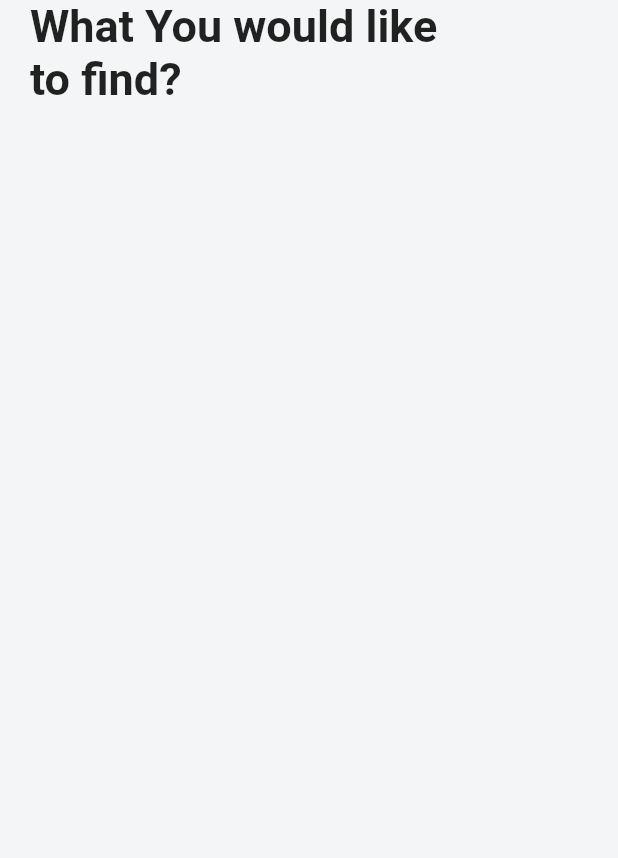
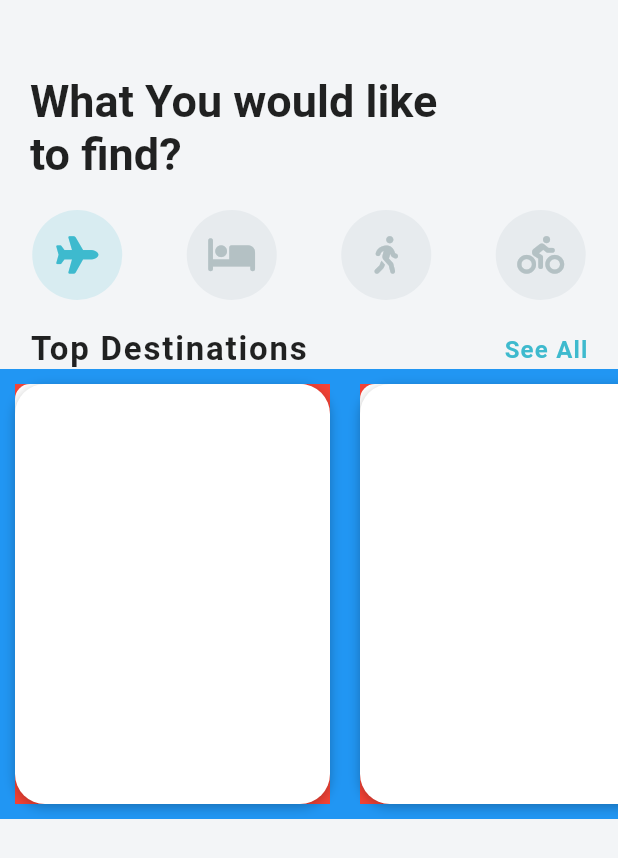
Before and after one commit to ontu001/bd_tour_app, a Flutter app: the screen it shows after launch, on a phone screen of 412 x 824 dp. Shown: the top 858 px of the screen. Run offline on Flutter 3.47's test engine with Material 2 defaults, Android fonts, the phone set to English and light mode, and no system bars; our stand-ins replace font_awesome_flutter.

Commit message:
few screen done

```diff
--- a/lib/main.dart
+++ b/lib/main.dart
@@ -12,8 +12,12 @@ class MyApp extends StatelessWidget {
       title: "Bangladeshi Travel Application",
       debugShowCheckedModeBanner: false,
       theme: ThemeData(
-        primaryColor: Color(0x3EBACE),
+        primaryColor: Color(0xFF3EBACE),
         scaffoldBackgroundColor: Color(0xFFF3F5F7),
+        colorScheme: ColorScheme.light(
+          secondary: Color(0xFFD8ECF1), // Replace with your accent color
+        ),
+
       ),
       home: HomeScreen(),
     );
--- /dev/null
+++ b/lib/models/activity_model.dart
@@ -0,0 +1,17 @@
+class Activity {
+  String imageUrl;
+  String name;
+  String type;
+  List<String> startTimes;
+  int rating;
+  int price;
+
+  Activity({
+    required this.imageUrl,
+    required this.name,
+    required this.type,
+    required this.startTimes,
+    required this.rating,
+    required this.price,
+  });
+}
--- /dev/null
+++ b/lib/models/destination_model.dart
@@ -0,0 +1,84 @@
+import 'package:bd_tour_app/models/activity_model.dart';
+
+import 'activity_model.dart';
+
+class Destination {
+  String imageUrl;
+  String city;
+  String country;
+  String description;
+  List<Activity> activities;
+
+  Destination({
+    required this.imageUrl,
+    required this.city,
+    required this.country,
+    required this.description,
+    required this.activities,
+  });
+}
+
+List<Activity> activities = [
+  Activity(
+    imageUrl: 'assets/images/stmarksbasilica.jpg',
+    name: 'St. Mark\'s Basilica',
+    type: 'Sightseeing Tour',
+    startTimes: ['9:00 am', '11:00 am'],
+    rating: 5,
+    price: 30,
+  ),
+  Activity(
+    imageUrl: 'assets/images/gondola.jpg',
+    name: 'Walking Tour and Gonadola Ride',
+    type: 'Sightseeing Tour',
+    startTimes: ['11:00 pm', '1:00 pm'],
+    rating: 4,
+    price: 210,
+  ),
+  Activity(
+    imageUrl: 'assets/images/murano.jpg',
+    name: 'Murano and Burano Tour',
+    type: 'Sightseeing Tour',
+    startTimes: ['12:30 pm', '2:00 pm'],
+    rating: 3,
+    price: 125,
+  ),
+];
+
+List<Destination> destinations = [
+  Destination(
+    imageUrl: 'assets/images/venice.jpg',
+    city: 'Venice',
+    country: 'Italy',
+    description: 'Visit Venice for an amazing and unforgettable adventure.',
+    activities: activities,
+  ),
+  Destination(
+    imageUrl: 'assets/images/paris.jpg',
+    city: 'Paris',
+    country: 'France',
+    description: 'Visit Paris for an amazing and unforgettable adventure.',
+    activities: activities,
+  ),
+  Destination(
+    imageUrl: 'assets/images/newdelhi.jpg',
+    city: 'New Delhi',
+    country: 'India',
+    description: 'Visit New Delhi for an amazing and unforgettable adventure.',
+    activities: activities,
+  ),
+  Destination(
+    imageUrl: 'assets/images/saopaulo.jpg',
+    city: 'Sao Paulo',
+    country: 'Brazil',
+    description: 'Visit Sao Paulo for an amazing and unforgettable adventure.',
+    activities: activities,
+  ),
+  Destination(
+    imageUrl: 'assets/images/newyork.jpg',
+    city: 'New York City',
+    country: 'United States',
+    description: 'Visit New York for an amazing and unforgettable adventure.',
+    activities: activities,
+  ),
+];
--- /dev/null
+++ b/lib/models/hotel_model.dart
@@ -0,0 +1,34 @@
+class Hotel {
+  String imageUrl;
+  String name;
+  String address;
+  int price;
+
+  Hotel({
+    required this.imageUrl,
+    required this.name,
+    required this.address,
+    required this.price,
+  });
+}
+
+final List<Hotel> hotels = [
+  Hotel(
+    imageUrl: 'assets/images/hotel0.jpg',
+    name: 'Hotel 0',
+    address: '404 Great St',
+    price: 175,
+  ),
+  Hotel(
+    imageUrl: 'assets/images/hotel1.jpg',
+    name: 'Hotel 1',
+    address: '404 Great St',
+    price: 300,
+  ),
+  Hotel(
+    imageUrl: 'assets/images/hotel2.jpg',
+    name: 'Hotel 2',
+    address: '404 Great St',
+    price: 240,
+  ),
+];
--- a/lib/screens/home_screen.dart
+++ b/lib/screens/home_screen.dart
@@ -1,4 +1,7 @@
 import 'package:flutter/material.dart';
+import 'package:font_awesome_flutter/font_awesome_flutter.dart';
+
+import '../widgets/destination_carosol.dart';
 
 class HomeScreen extends StatefulWidget {
   @override
@@ -8,18 +11,64 @@ class HomeScreen extends StatefulWidget {
 }
 
 class HomeScreenState extends State<HomeScreen> {
+  int _selecterIndex = 0;
+  final List<IconData> _icons = [
+    FontAwesomeIcons.plane,
+    FontAwesomeIcons.bed,
+    FontAwesomeIcons.walking,
+    FontAwesomeIcons.biking,
+  ];
+  Widget _buildIcon(int index) {
+    return GestureDetector(
+      onTap: (){
+        setState(() {
+          _selecterIndex = index;
+        });
+      },
+      child: Container(
+        height: 60.0,
+        width: 60.0,
+        decoration: BoxDecoration(
+            color: _selecterIndex == index? Theme.of(context).colorScheme.secondary : Color(0xFFE7EBEE),
+            borderRadius: BorderRadius.circular(30.0)),
+        child: Icon(
+          _icons[index],
+          size: 25.0,
+          color:_selecterIndex == index? Theme.of(context).primaryColor: Color(0xFFB4C1C4),
+        ),
+      ),
+    );
+  }
+
   @override
   Widget build(BuildContext context) {
     return Scaffold(
       body: SafeArea(
           child: ListView(
+        padding: EdgeInsets.symmetric(vertical: 50.0),
         children: [
-          Padding(padding: EdgeInsets.only(left: 20.0,right: 120.0),
-          child: Text(
-            "What You would like to find?",
-            style: TextStyle(fontSize: 30.0, fontWeight: FontWeight.bold),
+          Padding(
+            padding: EdgeInsets.only(left: 20.0, right: 120.0),
+            child: Text(
+              "What You would like to find?",
+              style: TextStyle(fontSize: 30.0, fontWeight: FontWeight.bold),
+            ),
           ),
-          )
+          SizedBox(
+            height: 20.0,
+          ),
+          Row(
+            mainAxisAlignment: MainAxisAlignment.spaceAround,
+            children: _icons
+                .asMap()
+                .entries
+                .map(
+                  (MapEntry map) => _buildIcon(map.key),
+                )
+                .toList(),
+          ),
+          SizedBox(height: 20.0,),
+          DestinationCarosol(),
         ],
       )),
     );
--- /dev/null
+++ b/lib/widgets/destination_carosol.dart
@@ -0,0 +1,98 @@
+import 'package:flutter/cupertino.dart';
+import 'package:flutter/material.dart';
+
+import '../models/destination_model.dart';
+
+class DestinationCarosol extends StatelessWidget {
+  @override
+  Widget build(BuildContext context) {
+    return Column(
+      children: [
+        Padding(
+          padding: EdgeInsets.symmetric(horizontal: 20.0),
+          child: Row(
+            mainAxisAlignment: MainAxisAlignment.spaceBetween,
+            children: [
+              Text(
+                "Top Destinations",
+                style: TextStyle(
+                    fontWeight: FontWeight.bold,
+                    fontSize: 22.0,
+                    letterSpacing: 1.2),
+              ),
+              GestureDetector(
+                onTap: () {},
+                child: Text(
+                  "See All",
+                  style: TextStyle(
+                      fontSize: 16.0,
+                      fontWeight: FontWeight.w600,
+                      letterSpacing: 0.8,
+                      color: Theme.of(context).primaryColor),
+                ),
+              ),
+            ],
+          ),
+        ),
+        Container(
+          height: 300.0,
+          color: Colors.blue,
+          child: ListView.builder(
+              scrollDirection: Axis.horizontal,
+              itemCount: destinations.length,
+              itemBuilder: (BuildContext context, int index) {
+                Destination destination = destinations[index];
+                return Container(
+                  margin: EdgeInsets.all(10.0),
+                  width: 210.0,
+                  color: Colors.red,
+                  child: Stack(
+                    children: [
+                      Container(
+                        height: 120.0,
+                        width: 200.0,
+                        decoration: BoxDecoration(
+                            color: Colors.white,
+                            borderRadius: BorderRadius.circular(10.0)),
+                        child: Padding(
+                          padding: EdgeInsets.all(10.0),
+                          child: Column(
+                            mainAxisAlignment: MainAxisAlignment.end,
+                            crossAxisAlignment: CrossAxisAlignment.start,
+                            children: [
+                              Text(
+                                '${destination.activities.length} activities',
+                                style: TextStyle(
+                                    fontSize: 22.0,
+                                    fontWeight: FontWeight.w600,
+                                    letterSpacing: 1.0),
+                              ),
+                              Text(
+                                destination.description,
+                                style: TextStyle(color: Colors.grey),
+                              )
+                            ],
+                          ),
+                        ),
+                      ),
+                      Container(
+                        decoration: BoxDecoration(
+                            color: Colors.white,
+                            borderRadius: BorderRadius.circular(20.0),
+                            boxShadow: [
+                              BoxShadow(
+                                  color: Colors.black26,
+                                  offset: Offset(0.0, 2.0),
+                              blurRadius: 6.0
+                              )
+                            ]),
+                      ),
+                    ],
+                  ),
+                );
+              }),
+        ),
+      ],
+    );
+  }
+}
--- a/pubspec.yaml
+++ b/pubspec.yaml
@@ -35,6 +35,7 @@ dependencies:
   # The following adds the Cupertino Icons font to your application.
   # Use with the CupertinoIcons class for iOS style icons.
   cupertino_icons: ^1.0.2
+  font_awesome_flutter: ^10.4.0
 
 dev_dependencies:
   flutter_test:
@@ -59,8 +60,8 @@ flutter:
   uses-material-design: true
 
   # To add assets to your application, add an assets section, like this:
-  # assets:
-  #   - images/a_dot_burr.jpeg
+  assets:
+   - assets/images/
   #   - images/a_dot_ham.jpeg
 
   # An image asset can refer to one or more resolution-specific "variants", see
```
Also changed, not shown: assets/images/gondola.jpg (added), assets/images/hotel1.jpg (added), assets/images/hotel2.jpg (added), assets/images/murano.jpg (added), assets/images/newdelhi.jpg (added), assets/images/newyork.jpg (added), assets/images/paris.jpg (added), assets/images/santorini.jpg (added), assets/images/saopaulo.jpg (added), assets/images/stmarksbasilica.jpg (added), assets/images/venice.jpg (added), pubspec.lock, 2 other files.
